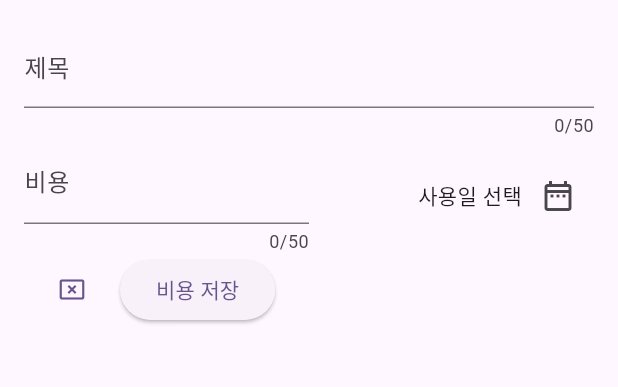
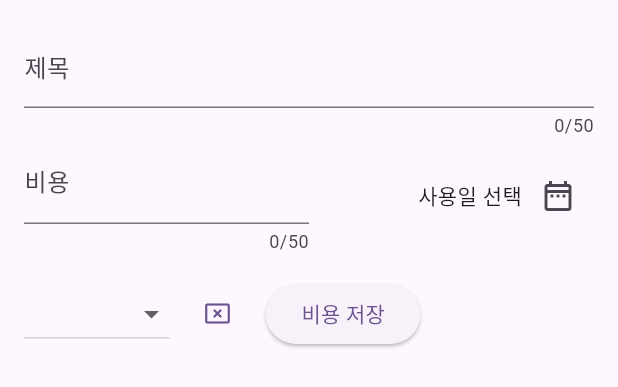
Before and after one commit to beetrbgus/2023-Flutter------, a Flutter app: the ModalExpenseAdd widget shown alone on an empty page, opened directly, on a phone screen of 412 x 824 dp. Shown: the top 387 px of the screen. Run offline on Flutter 3.47's test engine with Material 3 defaults, Android fonts, the phone set to English and light mode, and no system bars; our stand-ins replace google_fonts.

Commit message:
feat - 드롭다운 버튼 추가
- 강의에 추가로 아이콘까지 같이 선택 될 수 있게 변경

```diff
--- a/expense_tracker/lib/widgets/modal_expense_add.dart
+++ b/expense_tracker/lib/widgets/modal_expense_add.dart
@@ -1,5 +1,4 @@
-import 'dart:math';
-
+import 'package:expense_tracker/models/expense.dart';
 import 'package:flutter/material.dart';
 import 'package:intl/intl.dart';
 
@@ -17,6 +16,7 @@ class _ModalExpenseAdd extends State<ModalExpenseAdd> {
   final _titleController = TextEditingController();
   final _amountController = TextEditingController();
   DateTime? _selectedDate;
+  Category? _selectedCategory;
   void _presentDatePicker() async {
     final now = DateTime.now();
     final firstDate = DateTime(now.year - 1, now.month, now.day);
@@ -95,8 +95,32 @@ class _ModalExpenseAdd extends State<ModalExpenseAdd> {
               ),
             ],
           ),
+          const SizedBox(
+            height: 16,
+          ),
           Row(
             children: [
+              DropdownButton(
+                value: _selectedCategory, // 선택된 값이 보여짐. items 안에서 선택하는 것
+                items: Category.values
+                    .map(
+                      (category) => DropdownMenuItem(
+                        value: category,
+                        child: Row(
+                          children: [
+                            Icon(categoryIconse[category]),
+                            Text(category.name),
+                          ],
+                        ),
+                      ),
+                    )
+                    .toList(),
+                onChanged: (value) {
+                  setState(() {
+                    _selectedCategory = value;
+                  });
+                },
+              ),
               TextButton(
                 onPressed: () {
                   Navigator.pop(context);
```
